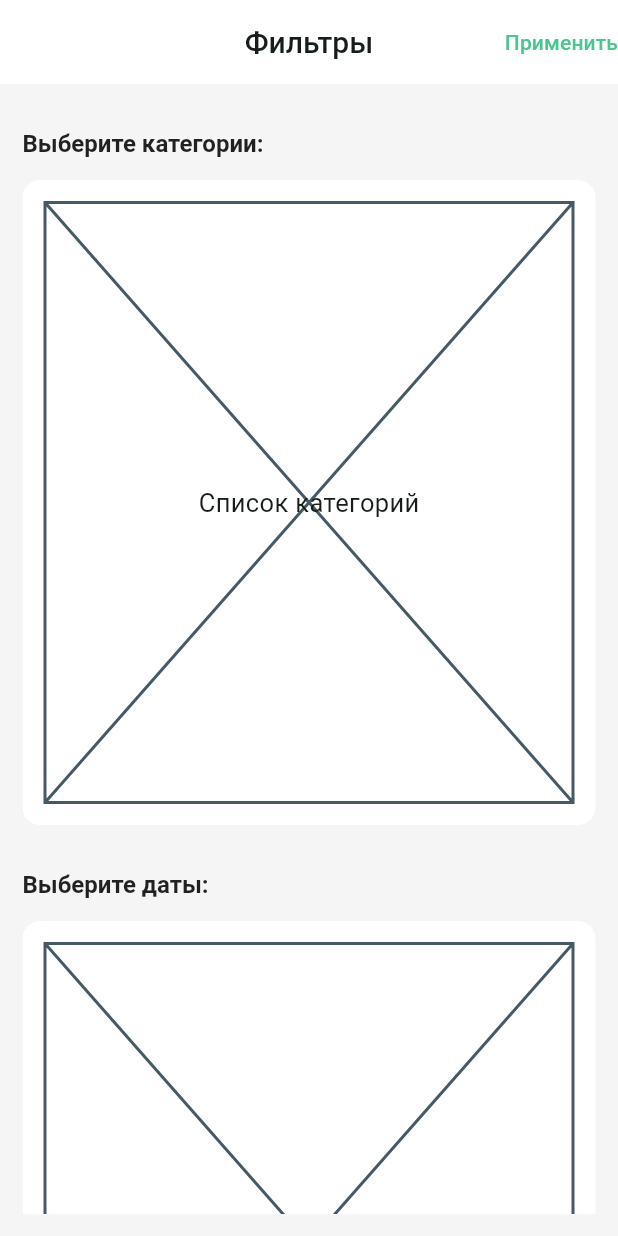
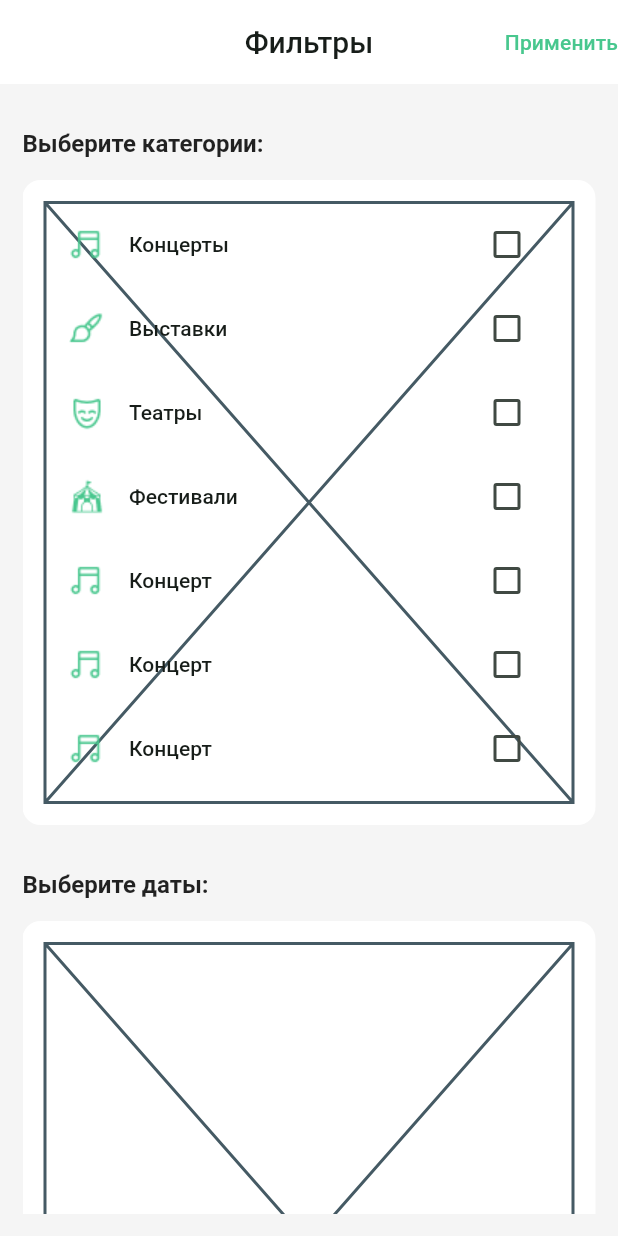
Before and after one commit to openworld-community/ows-events-mobile, a Flutter app: the FiltersBottomSheet widget shown alone on an empty page, opened directly, on a phone screen of 412 x 824 dp. Run offline on Flutter 3.47's test engine with Material 2 defaults, Android fonts, the phone set to English and light mode, and no system bars; our stand-ins replace cached_network_image, custom_refresh_indicator, dio, easy_localization, flutter_map, flutter_riverpod and 14 more; missing offline and left inert: talker_dio_logger; accounts and stored records are empty; generated files the repository leaves out were written again; network calls fail; statements that could not run were skipped.

Commit message:
add categories list in filter bottom sheets

```diff
--- a/assets/translations/ru.json
+++ b/assets/translations/ru.json
@@ -60,6 +60,19 @@
   "selectCityTitle": "Выберите город:",
   "selectCategoriesTitle": "Выберите категории:",
   "selectDatesTitle": "Выберите даты:",
-  "selectPriceTitle": "Выберите валюту оплаты и ценовой диапазон:"
+  "selectPriceTitle": "Выберите валюту оплаты и ценовой диапазон:",
+  "categories": {
+    "concert": "Концерты",
+    "exhibition": "Выставки",
+    "theater": "Театры",
+    "festival": "Фестивали",
+    "standups": "Стендапы",
+    "masterclass": "Мастер-классы",
+    "lecture": "Лекции",
+    "party": "Вечеринки",
+    "sport": "Спорт",
+    "tourism": "Туризм",
+    "other": "Концерты"
+  }
 
 }
--- /dev/null
+++ b/lib/features/filters/presentation/categories.dart
@@ -0,0 +1,64 @@
+class CategoriesList {
+  static List<Map> data = [
+    {
+      "id": "concert",
+      "logo": "assets/icons/categories/carbon_music.png",
+      "title": "Концерты",
+      "checked": false
+    },
+    {
+      "id": "exhibition",
+      "logo": "assets/icons/categories/exhibition.png",
+      "title": "Выставки",
+      "checked": false
+    },
+    {
+      "id": "theater",
+      "logo": "assets/icons/categories/theater.png",
+      "title": "Театры",
+      "checked": false
+    },
+    {
+      "id": "festival",
+      "logo": "assets/icons/categories/festival.png",
+      "title": "Фестивали",
+      "checked": false
+    },
+    {
+      "id": "standups",
+      "logo": "assets/icons/categories/carbon_music.png",
+      "title": "Концерт",
+      "checked": false
+    },
+    {
+      "id": "masterclass",
+      "logo": "assets/icons/categories/carbon_music.png",
+      "title": "Концерт",
+      "checked": false
+    },
+    {
+      "id": "lecture",
+      "logo": "assets/icons/categories/carbon_music.png",
+      "title": "Концерт",
+      "checked": false
+    },
+    {
+      "id": "party",
+      "logo": "assets/icons/categories/carbon_music.png",
+      "title": "Концерт",
+      "checked": false
+    },
+    {
+      "id": "sport",
+      "logo": "assets/icons/categories/carbon_music.png",
+      "title": "Концерт",
+      "checked": false
+    },
+    {
+      "id": "tourism",
+      "logo": "assets/icons/categories/carbon_music.png",
+      "title": "Концерт",
+      "checked": false
+    },
+  ];
+}
--- a/lib/features/filters/presentation/filters_bottom_sheet.dart
+++ b/lib/features/filters/presentation/filters_bottom_sheet.dart
@@ -3,9 +3,16 @@ import 'package:flutter/material.dart';
 import 'package:ows_events_mobile/common_widgets/bottom_sheet_with_scuffold.dart';
 import 'package:ows_events_mobile/features/filters/presentation/filter_section.dart';
 import 'package:ows_events_mobile/theme/app_theme.dart';
+import 'categories.dart';
+
+
+
 
 class FiltersBottomSheet extends StatelessWidget {
-  const FiltersBottomSheet({super.key});
+  FiltersBottomSheet({super.key});
+  List<Map> CategoriesData = CategoriesList.data;
+  Map<int, bool> CategoriesCheck = {};
+
 
   @override
   Widget build(BuildContext context) {
@@ -25,9 +32,31 @@ class FiltersBottomSheet extends StatelessWidget {
         children: [
           FilterSection(
             title: 'selectCategoriesTitle'.tr(),
-            child: const Placeholder(
+            child: Placeholder(
               child: Center(
-                child: Text('Список категорий'),
+                child:
+                ListView.builder(
+                  itemCount: CategoriesData.length,
+                  itemBuilder: (BuildContext context, int index) {
+                    return StatefulBuilder(
+                      builder: (BuildContext context, StateSetter setState) {
+                        return CheckboxListTile(
+                          title: Text(CategoriesData[index]['title']),
+                          value: CategoriesData[index]['checked'],
+                          onChanged: (bool? value) {
+                            setState(() {
+                              CategoriesData[index]['checked'] = value!;
+                            });
+                          },
+                          secondary: Image.asset("${CategoriesData[index]['logo']}"),
+                        );
+                      }
+                    );
+                    },
+
+                ),
+
+                // Text('Список категорий'),
               ),
             ),
           ),
--- a/lib/features/home/presentation/home_screen.dart
+++ b/lib/features/home/presentation/home_screen.dart
@@ -16,7 +16,7 @@ class HomeScreen extends ConsumerWidget {
     return Scaffold(
       appBar: HomeAppBar(
         onFilterPressed: () => Scaffold.of(context)
-            .showBottomSheet((context) => const FiltersBottomSheet()),
+            .showBottomSheet((context) => FiltersBottomSheet()),
         onLocationPressed: () => Scaffold.of(context)
             .showBottomSheet((context) => const CountryCityBottomSheet()),
       ),
--- a/pubspec.yaml
+++ b/pubspec.yaml
@@ -92,6 +92,7 @@ flutter:
   assets:
     - assets/
     - assets/translations/
+    - assets/icons/categories/
   #   - images/a_dot_burr.jpeg
   #   - images/a_dot_ham.jpeg
 
```
Also changed, not shown: assets/icons/categories/carbon_music.png (added), assets/icons/categories/exhibition.png (added), assets/icons/categories/festival.png (added), assets/icons/categories/theater.png (added).
